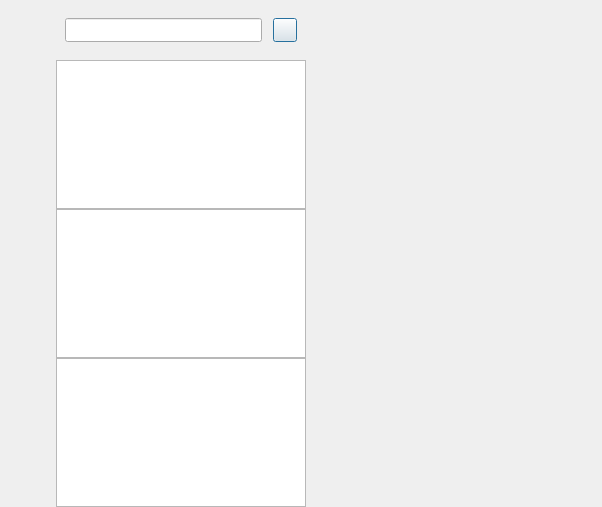
Old version of the form New_Client/ui/dialogs/chatdialog.ui in the repository fhb-99/code-first-project.
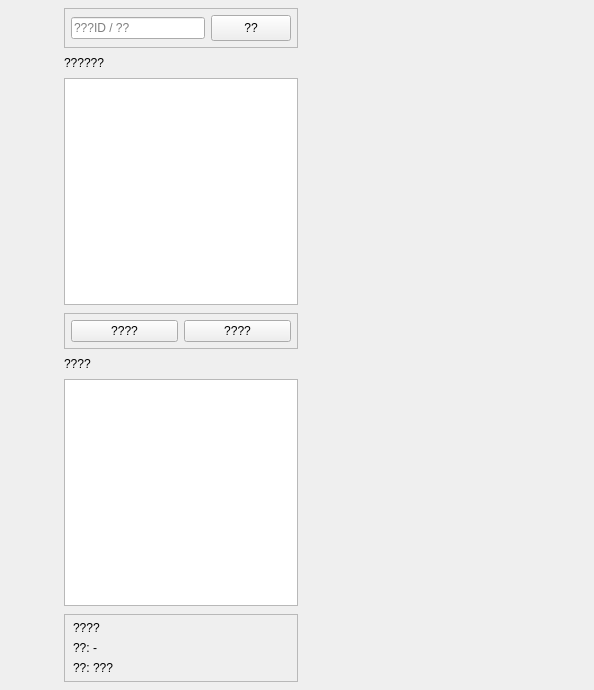
New version of the form. Custom widgets are drawn as their Qt base class.

Commit message: 完成了播放器界面的基本布局与优化

What changed in the file:
```diff
--- a/New_Client/ui/dialogs/chatdialog.ui
+++ b/New_Client/ui/dialogs/chatdialog.ui
@@ -6,8 +6,8 @@
    <rect>
     <x>0</x>
     <y>0</y>
-    <width>602</width>
-    <height>507</height>
+    <width>594</width>
+    <height>690</height>
    </rect>
   </property>
   <property name="windowTitle">
@@ -215,6 +215,34 @@
        <number>0</number>
       </property>
       <item>
+       <widget class="QStackedWidget" name="stackedWidget_2">
+        <property name="minimumSize">
+         <size>
+          <width>250</width>
+          <height>0</height>
+         </size>
+        </property>
+        <property name="currentIndex">
+         <number>1</number>
+        </property>
+        <widget class="QWidget" name="page">
+         <layout class="QVBoxLayout" name="verticalLayout_2">
+          <property name="spacing">
+           <number>0</number>
+          </property>
+          <property name="leftMargin">
+           <number>0</number>
+          </property>
+          <property name="topMargin">
+           <number>0</number>
+          </property>
+          <property name="rightMargin">
+           <number>0</number>
+          </property>
+          <property name="bottomMargin">
+           <number>0</number>
+          </property>
+          <item>
        <widget class="QWidget" name="search_wid" native="true">
         <property name="minimumSize">
          <size>
@@ -319,6 +347,98 @@
       </item>
       <item>
        <widget class="ContactUserList" name="con_user_list"/>
+          </item>
+         </layout>
+        </widget>
+        <widget class="QWidget" name="page_2">
+         <layout class="QVBoxLayout" name="verticalLayout_media_left">
+          <property name="spacing">
+           <number>8</number>
+          </property>
+          <property name="leftMargin">
+           <number>8</number>
+          </property>
+          <property name="topMargin">
+           <number>8</number>
+          </property>
+          <property name="rightMargin">
+           <number>8</number>
+          </property>
+          <property name="bottomMargin">
+           <number>8</number>
+          </property>
+          <item>
+           <widget class="QFrame" name="frame_stream_search">
+            <property name="frameShape">
+             <enum>QFrame::StyledPanel</enum>
+            </property>
+            <layout class="QHBoxLayout" name="horizontalLayout_stream_search">
+             <property name="leftMargin"><number>6</number></property>
+             <property name="topMargin"><number>6</number></property>
+             <property name="rightMargin"><number>6</number></property>
+             <property name="bottomMargin"><number>6</number></property>
+             <item>
+              <widget class="QLineEdit" name="edit_stream_search">
+               <property name="placeholderText"><string>???ID / ??</string></property>
+              </widget>
+             </item>
+             <item>
+              <widget class="QPushButton" name="btn_stream_search">
+               <property name="minimumSize"><size><width>56</width><height>26</height></size></property>
+               <property name="text"><string>??</string></property>
+              </widget>
+             </item>
+            </layout>
+           </widget>
+          </item>
+          <item>
+           <widget class="QLabel" name="lb_stream_list_title">
+            <property name="text"><string>??????</string></property>
+           </widget>
+          </item>
+          <item>
+           <widget class="QListWidget" name="list_streams"/>
+          </item>
+          <item>
+           <widget class="QFrame" name="frame_session_bar">
+            <property name="frameShape"><enum>QFrame::StyledPanel</enum></property>
+            <layout class="QHBoxLayout" name="horizontalLayout_session_bar">
+             <property name="leftMargin"><number>6</number></property>
+             <property name="topMargin"><number>6</number></property>
+             <property name="rightMargin"><number>6</number></property>
+             <property name="bottomMargin"><number>6</number></property>
+             <item><widget class="QPushButton" name="btn_create_session"><property name="text"><string>????</string></property></widget></item>
+             <item><widget class="QPushButton" name="btn_join_session"><property name="text"><string>????</string></property></widget></item>
+            </layout>
+           </widget>
+          </item>
+          <item>
+           <widget class="QLabel" name="lb_session_list_title">
+            <property name="text"><string>????</string></property>
+           </widget>
+          </item>
+          <item>
+           <widget class="QListWidget" name="list_sessions">
+            <property name="minimumSize"><size><width>0</width><height>120</height></size></property>
+           </widget>
+          </item>
+          <item>
+           <widget class="QFrame" name="frame_collab_info">
+            <property name="frameShape"><enum>QFrame::StyledPanel</enum></property>
+            <layout class="QVBoxLayout" name="verticalLayout_collab_info">
+             <property name="leftMargin"><number>8</number></property>
+             <property name="topMargin"><number>6</number></property>
+             <property name="rightMargin"><number>8</number></property>
+             <property name="bottomMargin"><number>6</number></property>
+             <item><widget class="QLabel" name="lb_collab_title"><property name="text"><string>????</string></property></widget></item>
+             <item><widget class="QLabel" name="lb_collab_master"><property name="text"><string>??: -</string></property></widget></item>
+             <item><widget class="QLabel" name="lb_collab_mode"><property name="text"><string>??: ???</string></property></widget></item>
+            </layout>
+           </widget>
+          </item>
+         </layout>
+        </widget>
+       </widget>
       </item>
      </layout>
     </widget>
```
Lines whose indentation alone changed are shown as unchanged. The commit also changes 7 other files.
